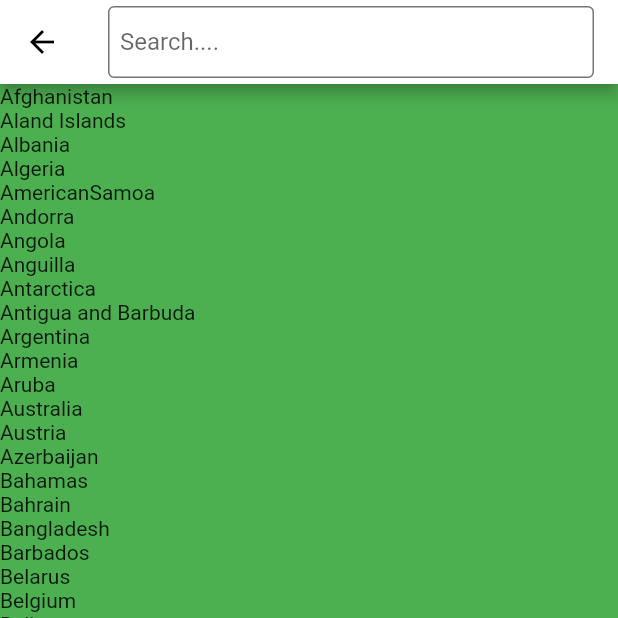
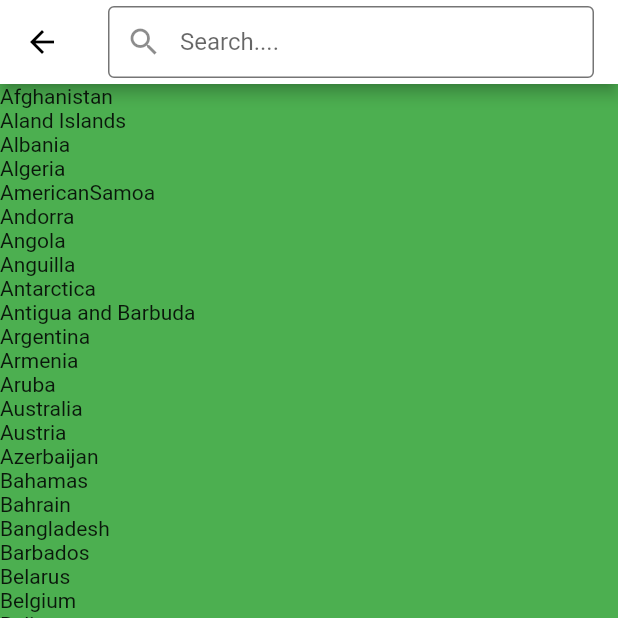
Before and after one commit to AlanCasasArevalo/Inputs-Flutter, a Flutter app: the TextFieldPage screen opened by its route, on a phone screen of 412 x 824 dp, the top half of it. Run offline on Flutter 3.47's test engine with Material 2 defaults, Android fonts, the phone set to English and light mode, and no system bars; our stand-ins replace device_preview.

Commit message:
Customizacion del textfield

```diff
--- a/lib/pages/text_field_page.dart
+++ b/lib/pages/text_field_page.dart
@@ -42,10 +42,10 @@ class _TextFieldPageState extends State<TextFieldPage> {
           decoration: const InputDecoration(
               // Placeholder para poder darle feedback al usuario de que debe introducir
               hintText: 'Example: China...',
+              // Icono en el placeholder
+              prefixIcon: Icon(Icons.search),
               // Personalizacion del estilo del texto que tendra el placeholder
-            hintStyle: TextStyle(
-              color: Colors.black26
-            ),
+              hintStyle: TextStyle(color: Colors.black26),
               // Con este parametro hacemos que salga un texto que cuando pulsas en el textfield se mueva por si mismo hacia arriba
               label: Text('Search....'),
               // Cambiamos el padding del cursor para que se muestre a 8 pixeles del comienzo del textfield
@@ -69,8 +69,7 @@ class _TextFieldPageState extends State<TextFieldPage> {
                 borderSide: BorderSide(
                   color: Colors.black12,
                 ),
-            )
-          ),
+              )),
           onChanged: (textFieldChanged) {
             _query = textFieldChanged;
             setState(() {});
```
Lines whose indentation alone changed are shown as unchanged.
